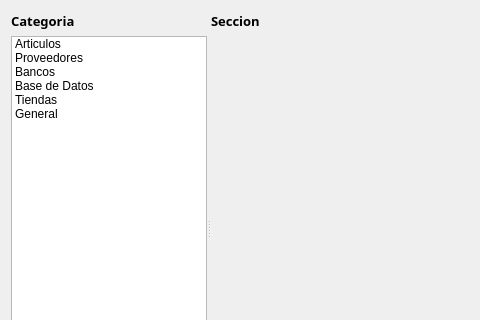
Old version of the form ManagerM/ui_opciones.ui in the repository janfranco27/TheProyect; both pictures show x 0 to 480 and y 0 to 320 of the 792 by 455 pixel window.
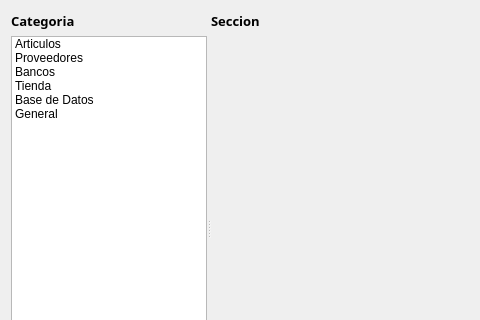
New version of the form. Icons and pictures are not drawn.

The edit to the form file:
```diff
--- a/ManagerM/ui_opciones.ui
+++ b/ManagerM/ui_opciones.ui
@@ -141,6 +141,15 @@
             <normaloff>:/Iconos/Iconos/Google_Sketchup.png</normaloff>:/Iconos/Iconos/Google_Sketchup.png</iconset>
           </property>
          </item>
+         <item>
+          <property name="text">
+           <string>Tienda</string>
+          </property>
+          <property name="icon">
+           <iconset resource="Icons.qrc">
+            <normaloff>:/Iconos/Iconos/40406.png</normaloff>:/Iconos/Iconos/40406.png</iconset>
+          </property>
+         </item>
          <item>
           <property name="text">
            <string>Base de Datos</string>
@@ -159,15 +168,6 @@
             <normaloff>:/Iconos/Iconos/RegEdit.png</normaloff>:/Iconos/Iconos/RegEdit.png</iconset>
           </property>
          </item>
-         <item>
-          <property name="text">
-           <string>Tiendas</string>
-          </property>
-          <property name="icon">
-           <iconset resource="Icons.qrc">
-            <normaloff>:/Iconos/Iconos/40406.png</normaloff>:/Iconos/Iconos/40406.png</iconset>
-          </property>
-         </item>
          <item>
           <property name="text">
            <string>General</string>
```
